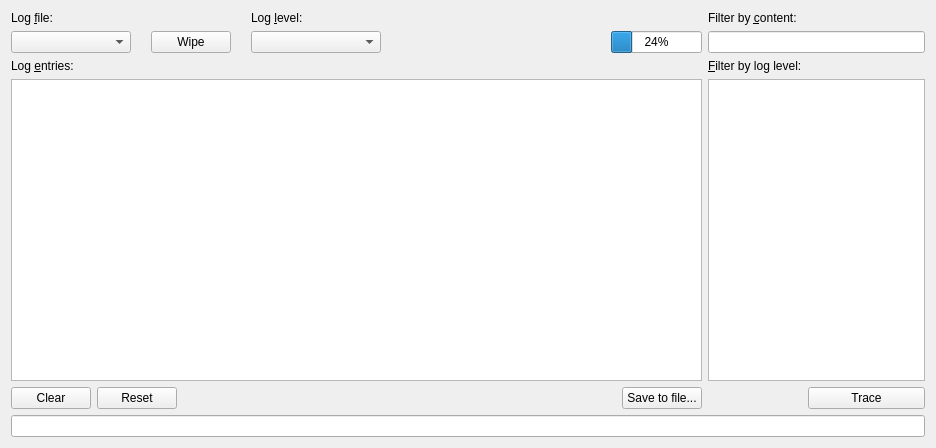
Before: the Qt Designer form src/widgets/LogViewerWidget.ui in d1vanov/quentier, drawn with Qt 5.
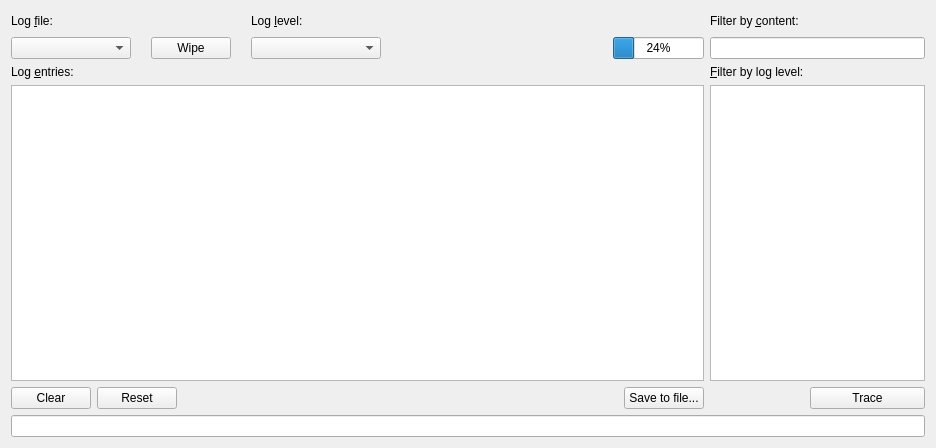
After: the same form once the commit is applied. Icons and pictures are not drawn.

Commit message: Issue #143: add separators between save log to file progress bar and "Loading, please wait" label in hope that would prevent their overlap on macOS

Patch:
```diff
--- a/src/widgets/LogViewerWidget.ui
+++ b/src/widgets/LogViewerWidget.ui
@@ -79,6 +79,12 @@
      </item>
      <item row="1" column="1">
       <widget class="QPushButton" name="logFileWipePushButton">
+       <property name="sizePolicy">
+        <sizepolicy hsizetype="Fixed" vsizetype="Fixed">
+         <horstretch>0</horstretch>
+         <verstretch>0</verstretch>
+        </sizepolicy>
+       </property>
        <property name="text">
         <string>Wipe</string>
        </property>
@@ -98,16 +104,48 @@
        </property>
       </widget>
      </item>
-     <item row="1" column="4">
+     <item row="1" column="5">
       <widget class="QProgressBar" name="saveToFileProgressBar">
        <property name="value">
         <number>24</number>
        </property>
       </widget>
      </item>
-     <item row="0" column="4">
+     <item row="0" column="5">
       <widget class="QLabel" name="saveToFileLabel"/>
      </item>
+     <item row="1" column="4">
+      <spacer name="horizontalSpacer">
+       <property name="orientation">
+        <enum>Qt::Horizontal</enum>
+       </property>
+       <property name="sizeType">
+        <enum>QSizePolicy::Fixed</enum>
+       </property>
+       <property name="sizeHint" stdset="0">
+        <size>
+         <width>2</width>
+         <height>20</height>
+        </size>
+       </property>
+      </spacer>
+     </item>
+     <item row="0" column="4">
+      <spacer name="horizontalSpacer_2">
+       <property name="orientation">
+        <enum>Qt::Horizontal</enum>
+       </property>
+       <property name="sizeType">
+        <enum>QSizePolicy::Fixed</enum>
+       </property>
+       <property name="sizeHint" stdset="0">
+        <size>
+         <width>2</width>
+         <height>20</height>
+        </size>
+       </property>
+      </spacer>
+     </item>
     </layout>
    </item>
    <item row="0" column="1">
```
